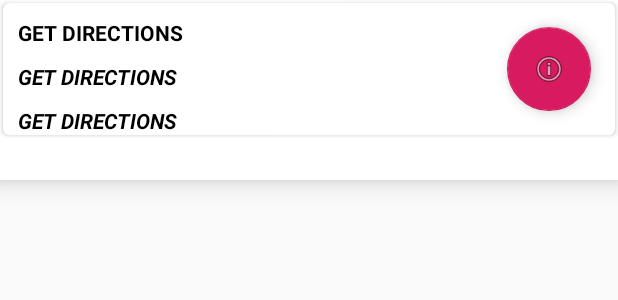
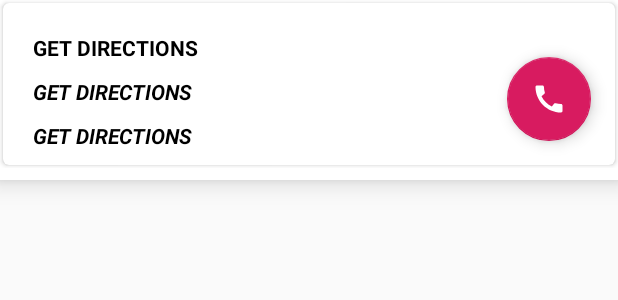
Before and after one commit to KhadijaAbdelhamid/CarBrokeFinal2, an Android app: the layout provider_info_bottom_sheet.xml on its own in the app's theme, with its tools: preview values and no code run, on a phone screen of 412 x 824 dp. Shown: the top 300 px of the screen. Run offline under Robolectric (Android 15) with nearby library versions, the phone set to English and light mode, and no system bars.

Commit message:
add call feature

```diff
--- /dev/null
+++ b/app/src/main/res/drawable/ic_baseline_call_24.xml
@@ -0,0 +1,5 @@
+<vector android:height="24dp" android:tint="#FFFFFF"
+    android:viewportHeight="24" android:viewportWidth="24"
+    android:width="24dp" xmlns:android="http://schemas.android.com/apk/res/android">
+    <path android:fillColor="@android:color/white" android:pathData="M20.01,15.38c-1.23,0 -2.42,-0.2 -3.53,-0.56 -0.35,-0.12 -0.74,-0.03 -1.01,0.24l-1.57,1.97c-2.83,-1.35 -5.48,-3.9 -6.89,-6.83l1.95,-1.66c0.27,-0.28 0.35,-0.67 0.24,-1.02 -0.37,-1.11 -0.56,-2.3 -0.56,-3.53 0,-0.54 -0.45,-0.99 -0.99,-0.99H4.19C3.65,3 3,3.24 3,3.99 3,13.28 10.73,21 20.01,21c0.71,0 0.99,-0.63 0.99,-1.18v-3.45c0,-0.54 -0.45,-0.99 -0.99,-0.99z"/>
+</vector>
--- a/app/src/main/res/layout/provider_info_bottom_sheet.xml
+++ b/app/src/main/res/layout/provider_info_bottom_sheet.xml
@@ -27,13 +27,14 @@
             <LinearLayout
                 android:orientation="vertical"
                 android:layout_width="match_parent"
+                android:padding="10dp"
                 android:layout_height="wrap_content">
 
                 <TextView
                     android:id="@+id/provider_name"
                     android:textColor="@android:color/black"
                     android:layout_marginTop="10dp"
-                    android:layout_marginLeft="10dp"
+                    android:layout_marginStart="10dp"
                     android:layout_width="wrap_content"
                     android:layout_height="wrap_content"
                     android:text="GET DIRECTIONS"
@@ -43,7 +44,7 @@
                     android:id="@+id/provider_phone"
                     android:textColor="@android:color/black"
                     android:layout_marginTop="10dp"
-                    android:layout_marginLeft="10dp"
+                    android:layout_marginStart="10dp"
                     android:layout_width="wrap_content"
                     android:layout_height="wrap_content"
                     android:text="GET DIRECTIONS"
@@ -52,7 +53,7 @@
                     android:id="@+id/provider_distance"
                     android:textColor="@android:color/black"
                     android:layout_marginTop="10dp"
-                    android:layout_marginLeft="10dp"
+                    android:layout_marginStart="10dp"
                     android:layout_width="wrap_content"
                     android:layout_height="wrap_content"
                     android:text="GET DIRECTIONS"
@@ -67,7 +68,7 @@
                 android:layout_height="wrap_content"
                 android:layout_gravity="bottom|end"
                 android:layout_margin="@dimen/fab_margin"
-                app:srcCompat="@android:drawable/ic_menu_info_details"
+                app:srcCompat="@drawable/ic_baseline_call_24"
                 >
 
             </com.google.android.material.floatingactionbutton.FloatingActionButton>
```
